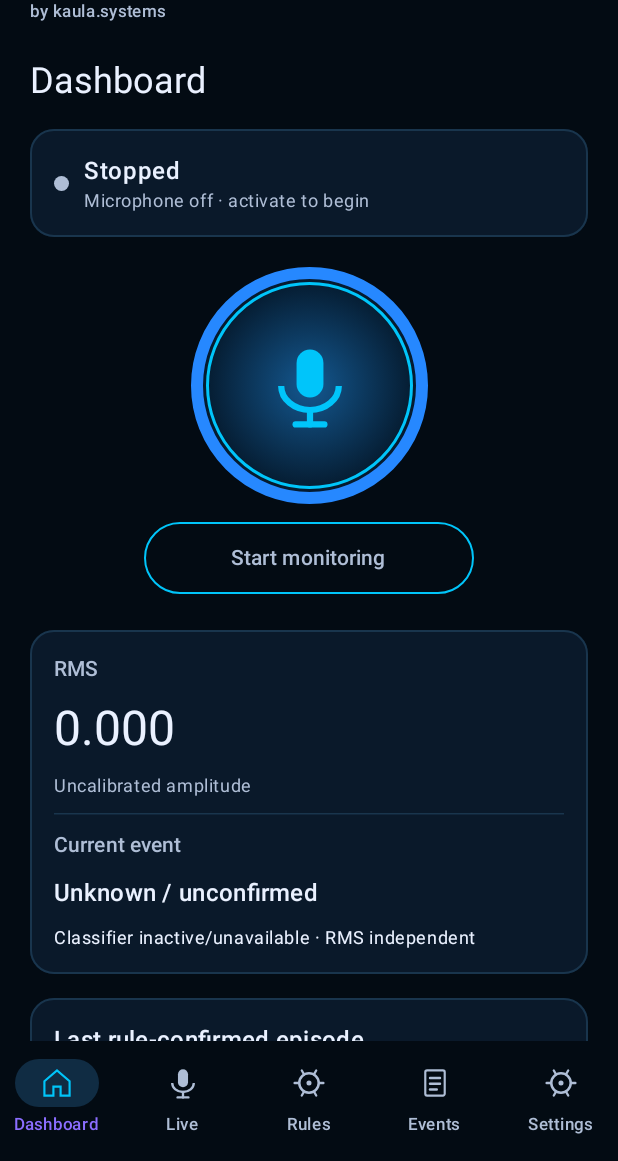
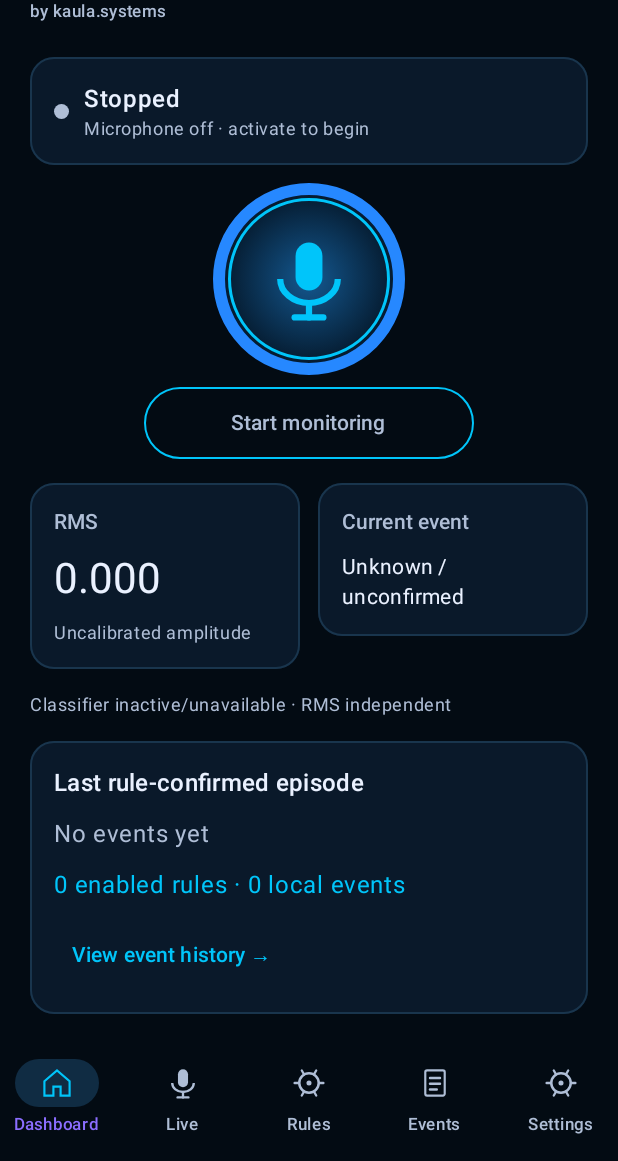
Before and after one commit to BSFEAL/aura, an Android app built with Jetpack Compose: the screen it shows after launch (MainActivity), on a phone screen of 412 x 824 dp, the part 75-1236 px from its top. Run offline under Robolectric (Android 15) with nearby library versions, the light colour scheme and no system bars.

Commit message:
Keep phone RMS and current-event cards beside the microphone control

```diff
--- a/android/app/src/main/java/systems/kaula/aura/AuraDesign.kt
+++ b/android/app/src/main/java/systems/kaula/aura/AuraDesign.kt
@@ -70,7 +70,7 @@ object AuraColors {
         pages.forEach { page-> NavigationBarItem(selected=current==page,onClick={onSelect(page)},icon={AuraIcon(page,tint=if(current==page) AuraColors.Cyan else AuraColors.Muted)},label={Text(page,fontSize=11.sp,maxLines=1)},colors=NavigationBarItemDefaults.colors(indicatorColor=Color(0xFF102C43))) }
     }
 }
-@Composable fun MonitoringHero(status: String, active: Boolean, modelLoaded: Boolean, enabled: Boolean, onToggle: ()->Unit) {
+@Composable fun MonitoringHero(status: String, active: Boolean, modelLoaded: Boolean, enabled: Boolean, compact: Boolean=false, onToggle: ()->Unit) {
     AuraPanel {
         Row(verticalAlignment=Alignment.CenterVertically,horizontalArrangement=Arrangement.spacedBy(10.dp)) {
             Box(Modifier.size(10.dp).background(if(active && modelLoaded) Color(0xFF08D497) else AuraColors.Muted,CircleShape))
@@ -78,8 +78,8 @@ object AuraColors {
                 Text(if(active) "Microphone in use · on-device processing" else "Microphone off · activate to begin",style=MaterialTheme.typography.bodySmall,color=AuraColors.Muted) }
         }
     }
-    Column(Modifier.fillMaxWidth().padding(vertical=8.dp),horizontalAlignment=Alignment.CenterHorizontally,verticalArrangement=Arrangement.spacedBy(16.dp)) {
-        Box(Modifier.size(150.dp).background(Brush.radialGradient(listOf(Color(0xFF145890),Color(0xFF041729))),CircleShape),contentAlignment=Alignment.Center) {
+    Column(Modifier.fillMaxWidth().padding(vertical=if(compact) 0.dp else 8.dp),horizontalAlignment=Alignment.CenterHorizontally,verticalArrangement=Arrangement.spacedBy(12.dp)) {
+        Box(Modifier.size(if(compact) 120.dp else 150.dp).background(Brush.radialGradient(listOf(Color(0xFF145890),Color(0xFF041729))),CircleShape),contentAlignment=Alignment.Center) {
             Canvas(Modifier.fillMaxSize()) { drawCircle(AuraColors.Blue,style=Stroke(8.dp.toPx()));drawCircle(AuraColors.Cyan,radius=size.minDimension/2-7.dp.toPx(),style=Stroke(2.dp.toPx())) }
             AuraIcon("mic",Modifier.size(64.dp))
         }
--- a/android/app/src/main/java/systems/kaula/aura/MainActivity.kt
+++ b/android/app/src/main/java/systems/kaula/aura/MainActivity.kt
@@ -128,7 +128,7 @@ class MainActivity : ComponentActivity() {
             Box(Modifier.weight(1f).fillMaxHeight(),contentAlignment=Alignment.TopCenter) {
             key(tab,selectedEvent) {
             Column(Modifier.widthIn(max=1000.dp).fillMaxWidth().imePadding().verticalScroll(rememberScrollState()).padding(horizontal=20.dp,vertical=12.dp),verticalArrangement=Arrangement.spacedBy(16.dp)) {
-                Text(if(tab=="Events" && selectedEvent!=null) "Event Details" else if(tab=="Live") "Live Sound Intelligence" else tab,style=MaterialTheme.typography.headlineSmall)
+                if(tablet || tab!="Dashboard") Text(if(tab=="Events" && selectedEvent!=null) "Event Details" else if(tab=="Live") "Live Sound Intelligence" else tab,style=MaterialTheme.typography.headlineSmall)
                 if(tab!="Dashboard" && MonitorService.active.value) {
                     Text("${MonitorService.status.value} · Microphone in use · on-device processing",style=MaterialTheme.typography.labelMedium,color=AuraColors.Cyan)
                     TextButton(onClick={stopService(Intent(this@MainActivity,MonitorService::class.java))}) { Text("Stop monitoring") }
@@ -144,21 +144,24 @@ class MainActivity : ComponentActivity() {
                         val active=best?.value?.phase==Phase.ACTIVE
                         val hero: @Composable ()->Unit = {
                             MonitoringHero(MonitorService.status.value,MonitorService.active.value,MonitorService.modelLoaded.value,
-                                !syncing && !fileBusy.value && !MonitorService.finishing.value) {
+                                !syncing && !fileBusy.value && !MonitorService.finishing.value,compact=!tablet) {
                                 if(MonitorService.active.value) stopService(Intent(this@MainActivity,MonitorService::class.java)) else startMonitoring()
                             }
                         }
                         val summary: @Composable ()->Unit = {
-                            AuraPanel {
-                                Text("RMS",style=MaterialTheme.typography.labelLarge,color=AuraColors.Muted)
-                                Text("%.3f".format(MonitorService.level.doubleValue),style=MaterialTheme.typography.headlineLarge)
-                                Text("Uncalibrated amplitude",style=MaterialTheme.typography.bodySmall,color=AuraColors.Muted)
-                                HorizontalDivider(color=AuraColors.Border)
-                                Text("Current event",style=MaterialTheme.typography.labelLarge,color=AuraColors.Muted)
-                                Text(if(active && best!=null) "Possible ${rules.find { it.id==best.key }?.label}" else "Unknown / unconfirmed",style=MaterialTheme.typography.titleMedium)
-                                best?.value?.let { Text("Raw %.3f · smoothed %.3f".format(it.raw,it.smoothed),color=AuraColors.Cyan) }
-                                Text(if(MonitorService.modelLoaded.value) "YAMNet · on-device inference" else "Classifier inactive/unavailable · RMS independent",style=MaterialTheme.typography.bodySmall)
+                            Row(Modifier.fillMaxWidth(),horizontalArrangement=Arrangement.spacedBy(12.dp)) {
+                                Box(Modifier.weight(1f)) { AuraPanel {
+                                    Text("RMS",style=MaterialTheme.typography.labelLarge,color=AuraColors.Muted)
+                                    Text("%.3f".format(MonitorService.level.doubleValue),style=MaterialTheme.typography.headlineMedium)
+                                    Text("Uncalibrated amplitude",style=MaterialTheme.typography.bodySmall,color=AuraColors.Muted)
+                                } }
+                                Box(Modifier.weight(1f)) { AuraPanel {
+                                    Text("Current event",style=MaterialTheme.typography.labelLarge,color=AuraColors.Muted)
+                                    Text(if(active && best!=null) "Possible ${rules.find { it.id==best.key }?.label}" else "Unknown / unconfirmed",style=MaterialTheme.typography.bodyMedium)
+                                    best?.value?.let { Text("Raw %.3f · smoothed %.3f".format(it.raw,it.smoothed),style=MaterialTheme.typography.bodySmall,color=AuraColors.Cyan) }
+                                } }
                             }
+                            Text(if(MonitorService.modelLoaded.value) "YAMNet · on-device inference" else "Classifier inactive/unavailable · RMS independent",style=MaterialTheme.typography.bodySmall,color=AuraColors.Muted)
                         }
                         if(tablet) Row(horizontalArrangement=Arrangement.spacedBy(20.dp)) {
                             Column(Modifier.weight(1f),verticalArrangement=Arrangement.spacedBy(16.dp)) { hero() }
```
